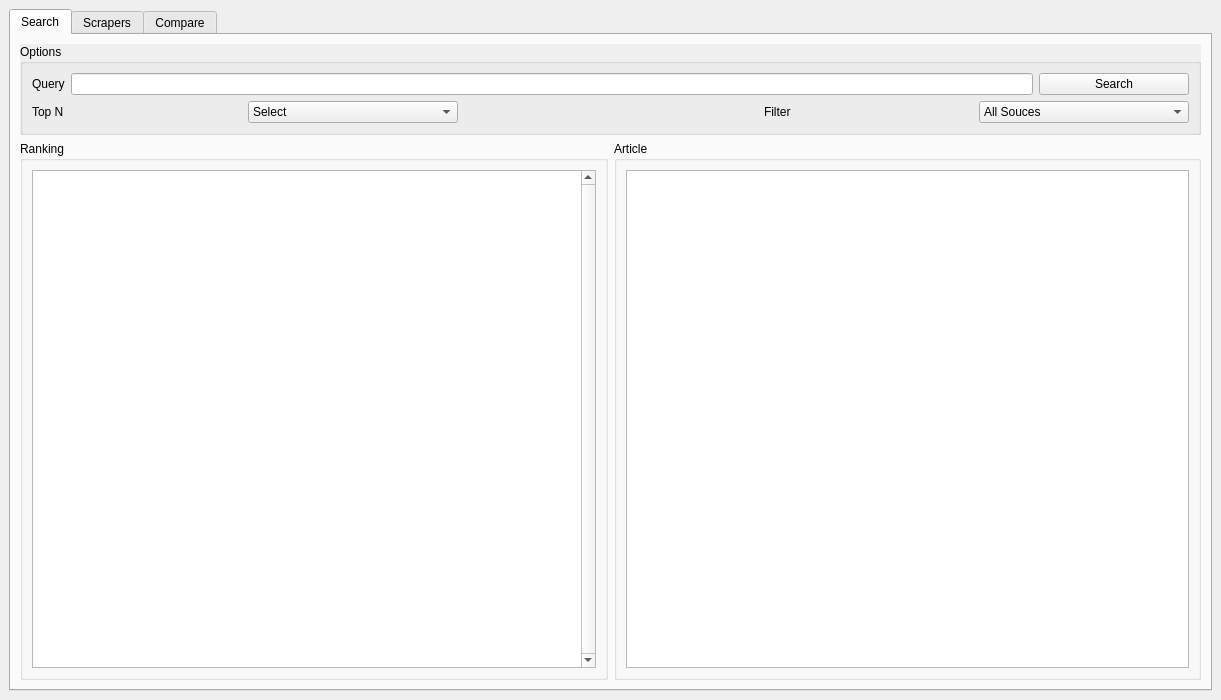
Old version of the form mainwindow.ui in the repository rcebrian/SI-project.
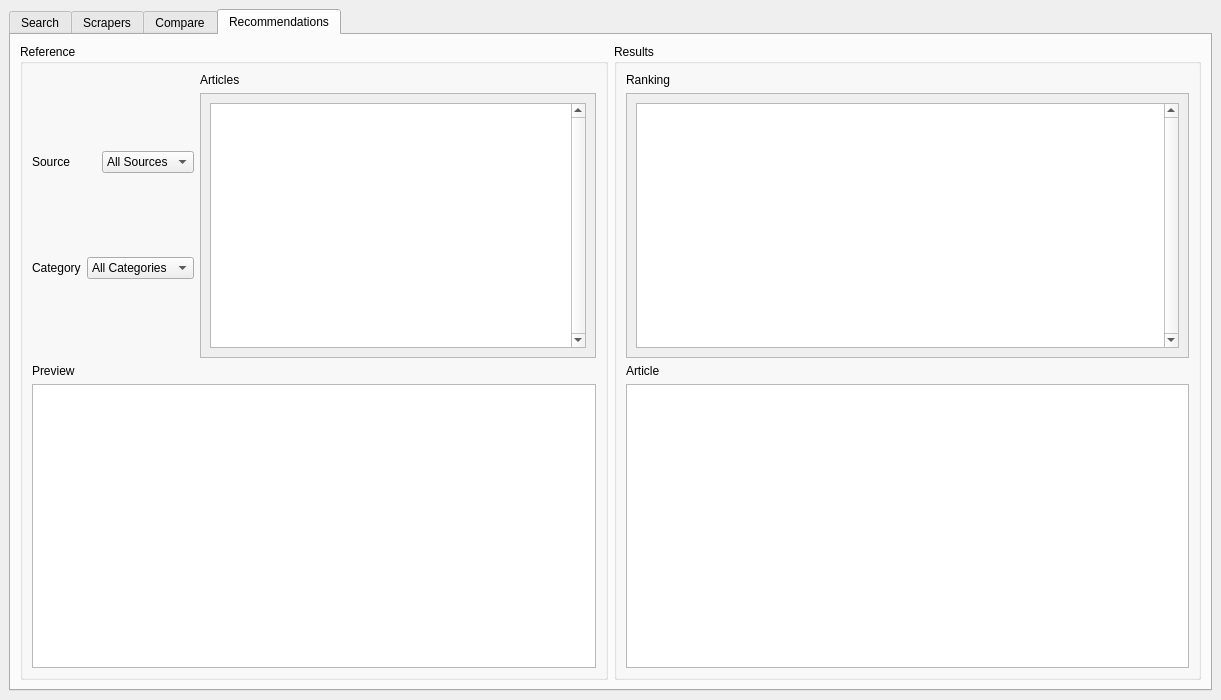
New version of the form. The open tabs and pages were chosen to show the change.

```diff
--- a/mainwindow.ui
+++ b/mainwindow.ui
@@ -1109,6 +1109,267 @@
         </item>
        </layout>
       </widget>
+      <widget class="QWidget" name="tag_rec">
+       <attribute name="title">
+        <string>Recommendations</string>
+       </attribute>
+       <layout class="QHBoxLayout" name="horizontalLayout_13">
+        <item>
+         <widget class="QGroupBox" name="gb_references_2">
+          <property name="title">
+           <string>Reference</string>
+          </property>
+          <layout class="QVBoxLayout" name="verticalLayout_13">
+           <item>
+            <layout class="QHBoxLayout" name="horizontalLayout_7">
+             <item>
+              <layout class="QVBoxLayout" name="verticalLayout_14">
+               <item>
+                <layout class="QHBoxLayout" name="HL_search_3">
+                 <item>
+                  <widget class="QLabel" name="lbl_reco_ref_source">
+                   <property name="text">
+                    <string>Source</string>
+                   </property>
+                  </widget>
+                 </item>
+                 <item>
+                  <widget class="QComboBox" name="cb_reco_ref_source">
+                   <item>
+                    <property name="text">
+                     <string>All Sources</string>
+                    </property>
+                   </item>
+                   <item>
+                    <property name="text">
+                     <string>20 Minutos</string>
+                    </property>
+                   </item>
+                   <item>
+                    <property name="text">
+                     <string>El Mundo</string>
+                    </property>
+                   </item>
+                   <item>
+                    <property name="text">
+                     <string>El Pais</string>
+                    </property>
+                   </item>
+                  </widget>
+                 </item>
+                </layout>
+               </item>
+               <item>
+                <layout class="QHBoxLayout" name="horizontalLayout_10">
+                 <item>
+                  <widget class="QLabel" name="lbl_reco_ref_cat">
+                   <property name="text">
+                    <string>Category</string>
+                   </property>
+                  </widget>
+                 </item>
+                 <item>
+                  <widget class="QComboBox" name="cb_reco_ref_cat">
+                   <property name="minimumSize">
+                    <size>
+                     <width>50</width>
+                     <height>0</height>
+                    </size>
+                   </property>
+                   <item>
+                    <property name="text">
+                     <string>All Categories</string>
+                    </property>
+                   </item>
+                   <item>
+                    <property name="text">
+                     <string>Health</string>
+                    </property>
+                   </item>
+                   <item>
+                    <property name="text">
+                     <string>Science</string>
+                    </property>
+                   </item>
+                   <item>
+                    <property name="text">
+                     <string>Technology</string>
+                    </property>
+                   </item>
+                  </widget>
+                 </item>
+                </layout>
+               </item>
+              </layout>
+             </item>
+             <item>
+              <layout class="QVBoxLayout" name="VL_ref_articles_2">
+               <item>
+                <widget class="QLabel" name="lbl_reco_prev_articles">
+                 <property name="text">
+                  <string>Articles</string>
+                 </property>
+                </widget>
+               </item>
+               <item>
+                <widget class="QScrollArea" name="scroll_ref_articles_2">
+                 <property name="widgetResizable">
+                  <bool>true</bool>
+                 </property>
+                 <widget class="QWidget" name="scroll_reco_ref_articles_items">
+                  <property name="geometry">
+                   <rect>
+                    <x>0</x>
+                    <y>0</y>
+                    <width>353</width>
+                    <height>251</height>
+                   </rect>
+                  </property>
+                  <layout class="QHBoxLayout" name="horizontalLayout_3">
+                   <item>
+                    <widget class="QTableWidget" name="table_reco_ref_articles">
+                     <property name="maximumSize">
+                      <size>
+                       <width>16777215</width>
+                       <height>250</height>
+                      </size>
+                     </property>
+                     <property name="verticalScrollBarPolicy">
+                      <enum>Qt::ScrollBarAlwaysOn</enum>
+                     </property>
+                     <property name="sizeAdjustPolicy">
+                      <enum>QAbstractScrollArea::AdjustToContents</enum>
+                     </property>
+                     <property name="dragEnabled">
+                      <bool>true</bool>
+                     </property>
+                     <property name="alternatingRowColors">
+                      <bool>true</bool>
+                     </property>
+                     <property name="showGrid">
+                      <bool>false</bool>
+                     </property>
+                     <attribute name="horizontalHeaderVisible">
+                      <bool>false</bool>
+                     </attribute>
+                     <attribute name="horizontalHeaderHighlightSections">
+                      <bool>false</bool>
+                     </attribute>
+                     <attribute name="horizontalHeaderStretchLastSection">
+                      <bool>true</bool>
+                     </attribute>
+                     <attribute name="verticalHeaderVisible">
+                      <bool>false</bool>
+                     </attribute>
+                    </widget>
+                   </item>
+                  </layout>
+                 </widget>
+                </widget>
+               </item>
+              </layout>
+             </item>
+            </layout>
+           </item>
+           <item>
+            <widget class="QLabel" name="lbl_reco_ref_preview">
+             <property name="text">
+              <string>Preview</string>
+             </property>
+            </widget>
+           </item>
+           <item>
+            <widget class="QTextEdit" name="tx_reco_preview"/>
+           </item>
+          </layout>
+         </widget>
+        </item>
+        <item>
+         <widget class="QGroupBox" name="gb_rec_results">
+          <property name="title">
+           <string>Results</string>
+          </property>
+          <layout class="QVBoxLayout" name="verticalLayout_15">
+           <item>
+            <layout class="QHBoxLayout" name="HL_results_2">
+             <item>
+              <layout class="QVBoxLayout" name="VL_reco_rank">
+               <item>
+                <widget class="QLabel" name="lbl_reco_rank">
+                 <property name="text">
+                  <string>Ranking</string>
+                 </property>
+                </widget>
+               </item>
+               <item>
+                <widget class="QScrollArea" name="scroll_reco_rank">
+                 <property name="widgetResizable">
+                  <bool>true</bool>
+                 </property>
+                 <widget class="QWidget" name="scroll_reco_rank_items">
+                  <property name="geometry">
+                   <rect>
+                    <x>0</x>
+                    <y>0</y>
+                    <width>557</width>
+                    <height>251</height>
+                   </rect>
+                  </property>
+                  <layout class="QVBoxLayout" name="verticalLayout_16">
+                   <item>
+                    <widget class="QTableWidget" name="table_reco_ref_rank">
+                     <property name="verticalScrollBarPolicy">
+                      <enum>Qt::ScrollBarAlwaysOn</enum>
+                     </property>
+                     <property name="sizeAdjustPolicy">
+                      <enum>QAbstractScrollArea::AdjustToContents</enum>
+                     </property>
+                     <property name="dragEnabled">
+                      <bool>true</bool>
+                     </property>
+                     <property name="alternatingRowColors">
+                      <bool>true</bool>
+                     </property>
+                     <property name="showGrid">
+                      <bool>false</bool>
+                     </property>
+                     <attribute name="horizontalHeaderVisible">
+                      <bool>false</bool>
+                     </attribute>
+                     <attribute name="horizontalHeaderHighlightSections">
+                      <bool>false</bool>
+                     </attribute>
+                     <attribute name="horizontalHeaderStretchLastSection">
+                      <bool>true</bool>
+                     </attribute>
+                     <attribute name="verticalHeaderVisible">
+                      <bool>false</bool>
+                     </attribute>
+                    </widget>
+                   </item>
+                  </layout>
+                 </widget>
+                </widget>
+               </item>
+              </layout>
+             </item>
+            </layout>
+           </item>
+           <item>
+            <widget class="QLabel" name="lbl_result_article_2">
+             <property name="text">
+              <string>Article</string>
+             </property>
+            </widget>
+           </item>
+           <item>
+            <widget class="QTextEdit" name="tx_reco_article"/>
+           </item>
+          </layout>
+         </widget>
+        </item>
+       </layout>
+      </widget>
      </widget>
     </item>
    </layout>
```
Left out of the diff: 8 changed lines with no effect on the pictures.
